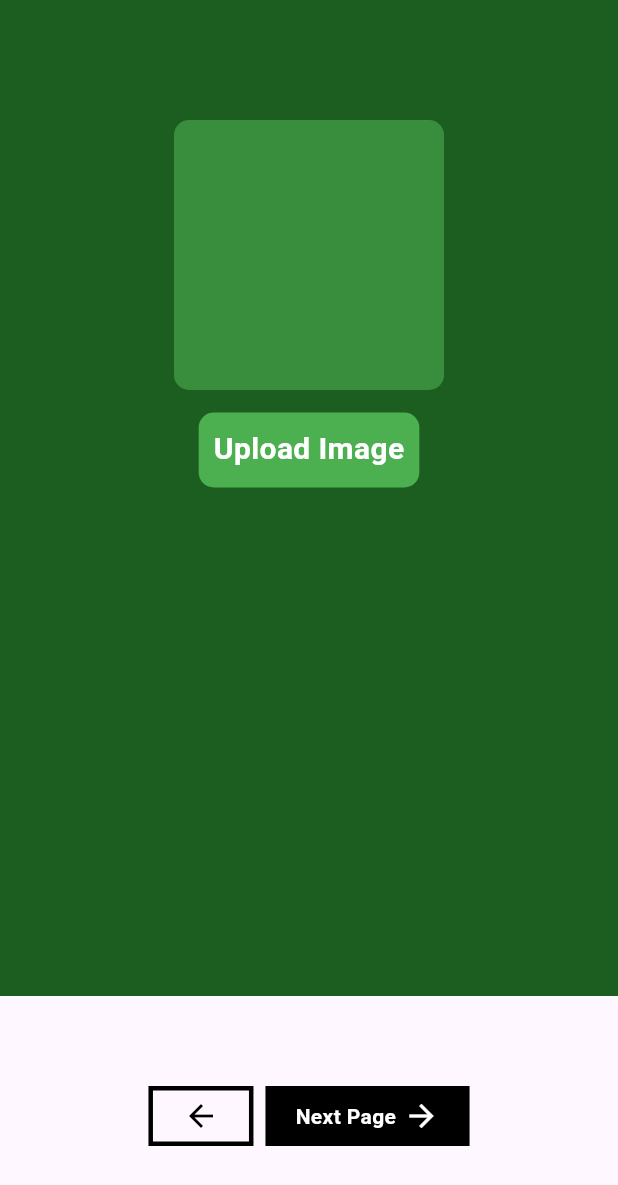
After one commit to KhaledBahjat/flutterlogic, a Flutter app: the screen it shows after launch, swiped to page 5, on a phone screen of 412 x 824 dp. The commit adds this screen. Shown: the top 1185 px of the screen. Run offline on Flutter 3.47's test engine with Material 3 defaults, Android fonts, the phone set to English and light mode, and no system bars.

Commit message:
upload image screen and added image picker packege

```diff
--- a/flutter_logic/lib/root.dart
+++ b/flutter_logic/lib/root.dart
@@ -1,8 +1,9 @@
 import 'package:flutter/material.dart';
-import 'package:flutter_logic/screens/image_selection.dart';
-import 'package:flutter_logic/screens/multy_selection.dart';
-import 'package:flutter_logic/screens/singele_selection.dart';
-import 'package:flutter_logic/screens/toggel_selection.dart';
+import 'package:flutter_logic/screens/attachment&images_screens/upload_image.dart';
+import 'package:flutter_logic/screens/selection_screens/image_selection.dart';
+import 'package:flutter_logic/screens/selection_screens/multy_selection.dart';
+import 'package:flutter_logic/screens/selection_screens/singele_selection.dart';
+import 'package:flutter_logic/screens/selection_screens/toggel_selection.dart';
 
 class Root extends StatefulWidget {
   const Root({super.key});
@@ -15,10 +16,13 @@ class _RootState extends State<Root> {
   final PageController controller = PageController();
   int selectedIndex = 0;
   final List<Widget> screens = [
+    // Selection
     const SingelSelcetion(),
     const ImageSelection(),
     const ToggelSelection(),
     const MultySelection(),
+    // attachment
+    const UploadImage(),
   ];
 
   @override
--- /dev/null
+++ b/flutter_logic/lib/screens/attachment&images_screens/upload_image.dart
@@ -0,0 +1,67 @@
+import 'package:flutter/material.dart';
+
+class UploadImage extends StatefulWidget {
+  const UploadImage({super.key});
+
+  @override
+  State<UploadImage> createState() => _UploadImageState();
+}
+
+class _UploadImageState extends State<UploadImage> {
+  @override
+  Widget build(BuildContext context) {
+    return Scaffold(
+      backgroundColor: Colors.green.shade900,
+      body: Center(
+        child: Column(
+          children: [
+
+
+            SizedBox(
+              height: 80,
+            ),
+
+
+            Container(
+              width: 180,
+              height: 180,
+              decoration: BoxDecoration(
+                color: Colors.green.shade700,
+                borderRadius: BorderRadius.circular(10),
+              ),
+            ),
+
+
+            SizedBox(
+              height: 15,
+            ),
+
+
+
+            GestureDetector(
+              onTap: (){},
+              child: Container(
+                padding: EdgeInsets.all(10),
+                height: 50,
+                decoration: BoxDecoration(
+                  color: Colors.green,
+                  borderRadius: BorderRadius.circular(10),
+                ),
+                child: Text(
+                  'Upload Image',
+                  style: TextStyle(
+                    color: Colors.white,
+                    fontWeight: FontWeight.bold,
+                    fontSize: 20,
+                  ),
+                ),
+              ),
+            ),
+
+
+          ],
+        ),
+      ),
+    );
+  }
+}
--- a/flutter_logic/pubspec.yaml
+++ b/flutter_logic/pubspec.yaml
@@ -34,6 +34,7 @@ dependencies:
   # The following adds the Cupertino Icons font to your application.
   # Use with the CupertinoIcons class for iOS style icons.
   cupertino_icons: ^1.0.8
+  image_picker: ^1.1.2
 
 dev_dependencies:
   flutter_test:
```
Also changed, not shown: flutter_logic/lib/screens/selection_screens/image_selection.dart (renamed from flutter_logic/lib/screens/image_selection.dart), flutter_logic/lib/screens/selection_screens/multy_selection.dart (renamed from flutter_logic/lib/screens/multy_selection.dart), flutter_logic/lib/screens/selection_screens/singele_selection.dart (renamed from flutter_logic/lib/screens/singele_selection.dart), flutter_logic/lib/screens/selection_screens/toggel_selection.dart (renamed from flutter_logic/lib/screens/toggel_selection.dart), flutter_logic/pubspec.lock, 5 other files.
